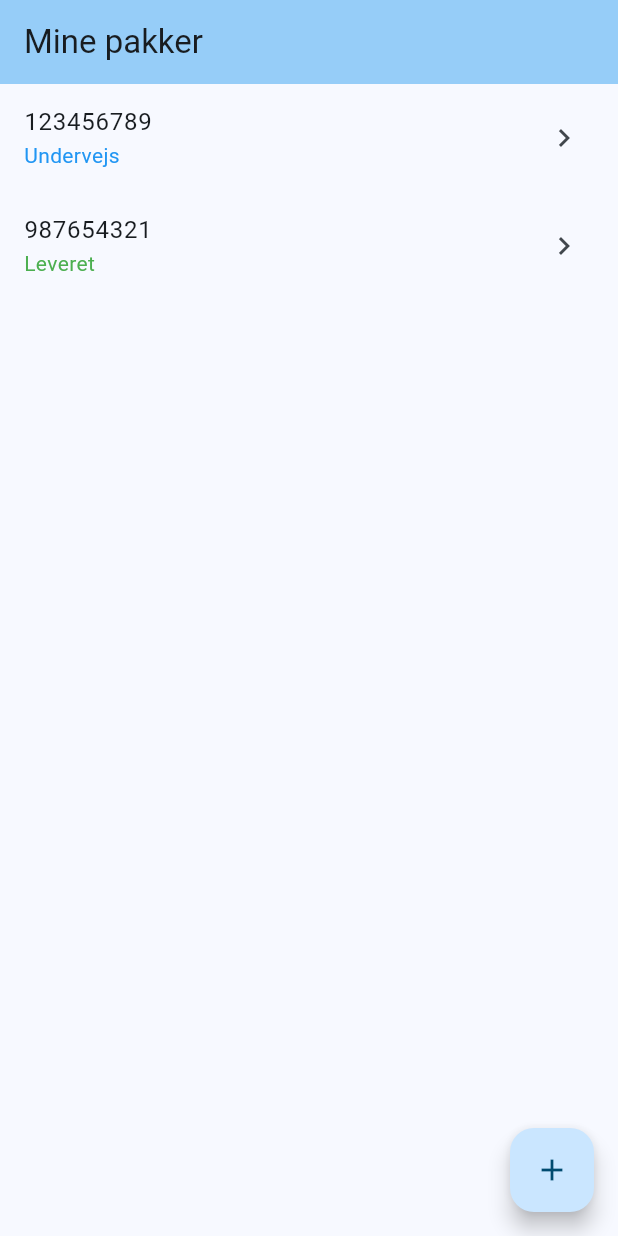
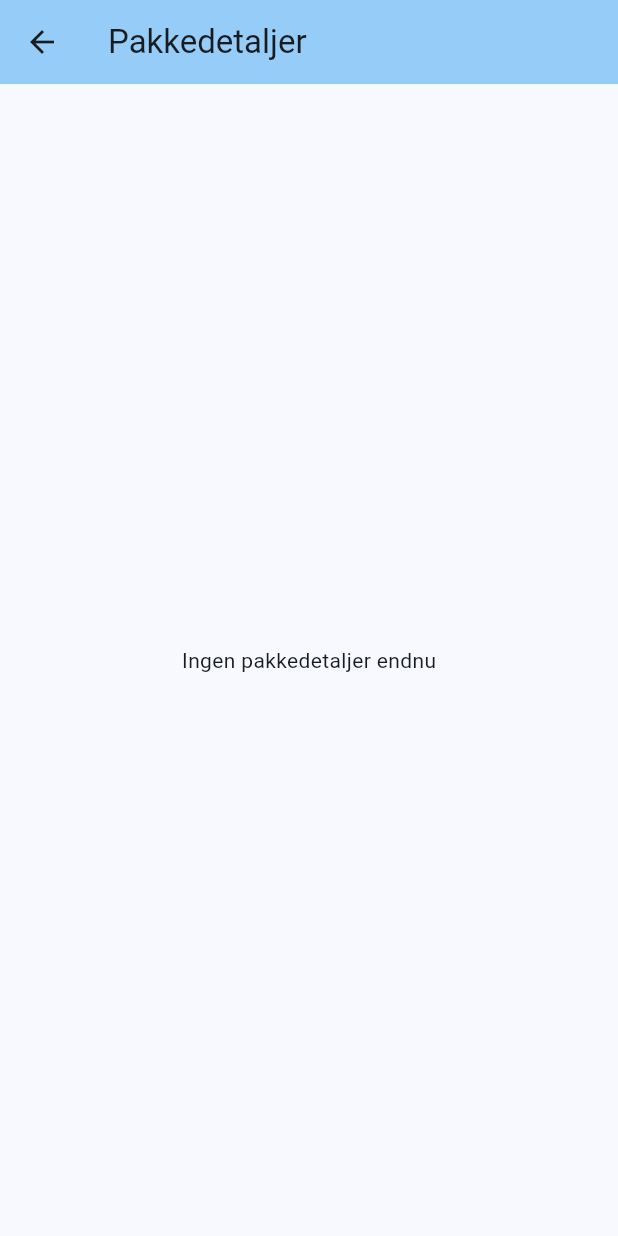
Before and after one commit to Avalin/Parcel-Tracker-Lite, a Flutter app: the screen it shows after launch, after a tap on "123456789", on a phone screen of 412 x 824 dp. Run offline on Flutter 3.47's test engine with Material 3 defaults, Android fonts, the phone set to English and light mode, and no system bars.

Commit message:
Added details screen stub, added pageroute to it from parcel list screen, fixed syntax  in showdialog method

```diff
--- /dev/null
+++ b/lib/features/parcels/screens/parcel_details_screen.dart
@@ -0,0 +1,27 @@
+import 'package:flutter/material.dart';
+
+class ParcelDetailScreen extends StatefulWidget {
+  const ParcelDetailScreen({super.key});
+
+  @override
+  State<ParcelDetailScreen> createState() => _ParcelDetailScreenState();
+}
+
+class _ParcelDetailScreenState extends State<ParcelDetailScreen> {
+  Widget _buildBody() {
+    return const Center(
+      child: Text('Ingen pakkedetaljer endnu'),
+    );
+  }
+
+  @override
+  Widget build(BuildContext context) {
+    return Scaffold(
+      appBar: AppBar(
+        backgroundColor: Theme.of(context).colorScheme.inversePrimary,
+        title: const Text('Pakkedetaljer'),
+      ),
+      body: _buildBody()
+    );
+  }
+}
--- a/lib/features/parcels/screens/parcel_list_screen.dart
+++ b/lib/features/parcels/screens/parcel_list_screen.dart
@@ -1,6 +1,7 @@
 import 'package:flutter/material.dart';
 import 'package:parcel_tracker_lite/features/parcels/controllers/parcels_controller.dart';
 import 'package:parcel_tracker_lite/features/parcels/models/parcel.dart';
+import 'package:parcel_tracker_lite/features/parcels/screens/parcel_details_screen.dart';
 import 'package:parcel_tracker_lite/features/parcels/widgets/add_parcel_dialog.dart';
 import 'package:parcel_tracker_lite/features/parcels/widgets/parcel_list_item.dart';
 
@@ -66,7 +67,11 @@ class _ParcelListScreenState extends State<ParcelListScreen> {
         return ParcelListItem(
           parcel: parcel,
           onTap: () {
-            // Navigate to parcel details screen here
+            Navigator.of(context).push(
+              MaterialPageRoute(
+                builder: (_) => const ParcelDetailScreen(),
+              ),
+            );
           },
         );
       },
```
Lines whose indentation alone changed are shown as unchanged.
